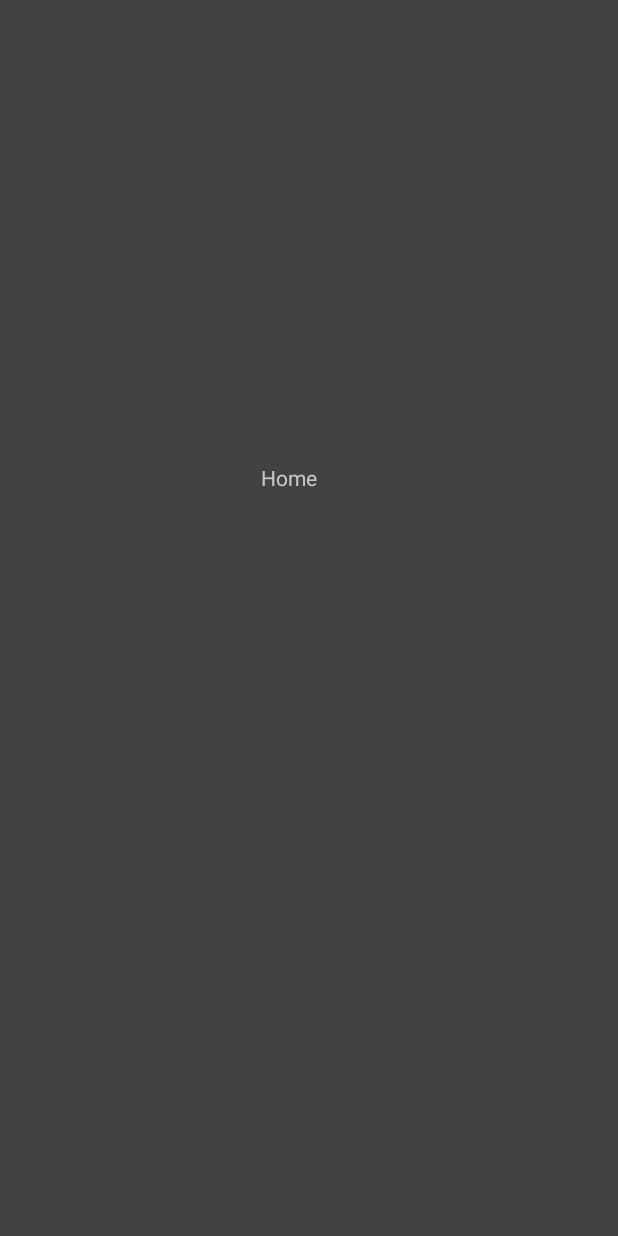
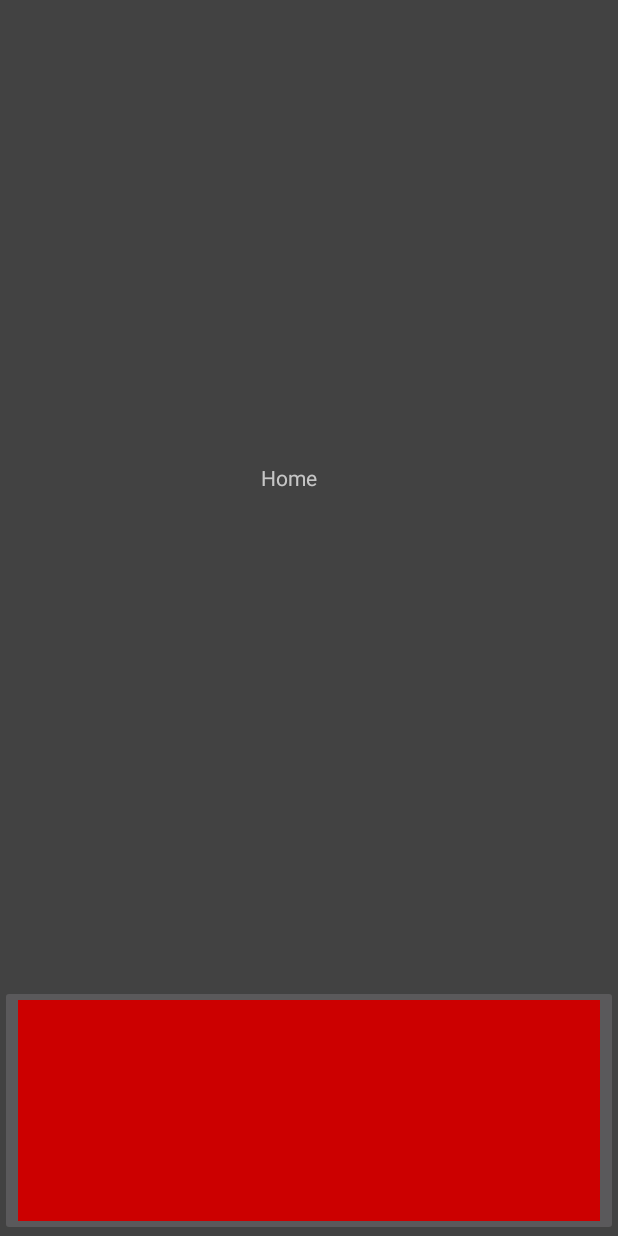
Before and after one commit to Josheyy/KeysightStudent, an Android app: the screen it shows after launch (MainActivity), on a phone screen of 412 x 824 dp. Before the commit the screen is almost empty. Run offline under Robolectric (Android 15) with nearby library versions, the phone set to English and light mode, and no system bars.

Commit message:
Added Basic Icons for navigation.
 - created placement opportunities button with link to the website (working)

Signed-off-by: Josheyy <45792150+Josheyy@users.noreply.github.com>

```diff
--- a/app/src/main/java/com/keysight/keysightstudent/HomeFragment.java
+++ b/app/src/main/java/com/keysight/keysightstudent/HomeFragment.java
@@ -4,18 +4,41 @@
 import android.support.annotation.NonNull;
 import android.support.annotation.Nullable;
 import android.support.v4.app.Fragment;
+import android.content.Intent;
 import android.view.LayoutInflater;
+import android.app.Activity;
 import android.view.View;
 import android.view.ViewGroup;
+import android.net.Uri;
+import android.widget.ImageButton;
+import android.widget.ImageView;
+import android.view.View.OnClickListener;
 
 public class HomeFragment extends Fragment {
 
+    private View view;
+
+
     @Override
     public View onCreateView(@NonNull LayoutInflater inflater, @Nullable ViewGroup container, @Nullable Bundle savedInstanceState) {
-        View view = inflater.inflate(R.layout.fragment_home, container, false);
-
+        view = inflater.inflate(R.layout.fragment_home, container, false);
         //Add on create methods here.
-
+        addPlacementListener();
         return view;
     }
+
+    public void addPlacementListener() {
+        ImageButton placementButton =(ImageButton)view.findViewById(R.id.placementButton);
+        placementButton.setOnClickListener(new View.OnClickListener(){
+            @Override
+            public void onClick(View v) {
+                Intent intent = new Intent();
+                intent.setAction(Intent.ACTION_VIEW);
+                intent.addCategory(Intent.CATEGORY_BROWSABLE);
+                intent.setData(Uri.parse("https://jobsearch.keysight.com/search/?q=UK&q2=&alertId=&title=&location=&shifttype=intern&department=&date="));
+                startActivity(intent);
+            }
+        });
+    }
+
 }
--- a/app/src/main/java/com/keysight/keysightstudent/MainActivity.java
+++ b/app/src/main/java/com/keysight/keysightstudent/MainActivity.java
@@ -32,32 +32,7 @@
         setContentView(R.layout.activity_main);
         init_navigation();
         init_fragment();
-
-
     }
-
-    protected void init_navigation() {
-        drawer = findViewById(R.id.drawer_layout);
-        toggle = new ActionBarDrawerToggle(
-                this, drawer, null, R.string.navigation_drawer_open, R.string.navigation_drawer_close);
-        drawer.addDrawerListener(toggle);
-        toggle.syncState();
-        navigationView = findViewById(R.id.navigation);
-        navigationView.setNavigationItemSelectedListener(this);
-    }
-
-    protected void init_fragment() {
-        Fragment fragment = new Fragment();
-        fragment.setArguments(getIntent().getExtras());
-        fragmentManager.beginTransaction().add(R.id.fragment_container, fragment).commit();
-        try {
-            fragment = HomeFragment.class.newInstance();
-        } catch(Exception e){
-            e.printStackTrace();
-        }
-        fragmentManager.beginTransaction().replace(R.id.fragment_container, fragment).commit();
-    }
-
 
     @Override
     public boolean onNavigationItemSelected(@NonNull MenuItem item) {
@@ -106,4 +81,25 @@
         }
     }
 
+    protected void init_navigation() {
+        drawer = findViewById(R.id.drawer_layout);
+        toggle = new ActionBarDrawerToggle(
+                this, drawer, null, R.string.navigation_drawer_open, R.string.navigation_drawer_close);
+        drawer.addDrawerListener(toggle);
+        toggle.syncState();
+        navigationView = findViewById(R.id.navigation);
+        navigationView.setNavigationItemSelectedListener(this);
+    }
+
+    protected void init_fragment() {
+        Fragment fragment = new Fragment();
+        fragment.setArguments(getIntent().getExtras());
+        fragmentManager.beginTransaction().add(R.id.fragment_container, fragment).commit();
+        try {
+            fragment = HomeFragment.class.newInstance();
+        } catch(Exception e){
+            e.printStackTrace();
+        }
+        fragmentManager.beginTransaction().replace(R.id.fragment_container, fragment).commit();
+    }
 }
--- a/app/src/main/res/layout/fragment_home.xml
+++ b/app/src/main/res/layout/fragment_home.xml
@@ -21,4 +21,15 @@
         app:layout_constraintEnd_toEndOf="parent"
         app:layout_constraintStart_toStartOf="parent"
         app:layout_constraintTop_toTopOf="parent" />
+
+    <ImageButton
+        android:id="@+id/placementButton"
+        android:layout_width="0dp"
+        android:layout_height="167dp"
+        android:clickable="true"
+        android:src="@android:color/holo_red_dark"
+        app:layout_constraintBottom_toBottomOf="parent"
+        app:layout_constraintEnd_toEndOf="parent"
+        app:layout_constraintHorizontal_bias="0.482"
+        app:layout_constraintStart_toStartOf="parent" />
 </android.support.constraint.ConstraintLayout>
--- a/app/src/main/res/menu/navigation.xml
+++ b/app/src/main/res/menu/navigation.xml
@@ -5,24 +5,23 @@
 
     <item
         android:id="@+id/navigation_close"
-        android:icon="@android:drawable/ic_menu_revert"
+        android:icon="@drawable/arrow_back"
         android:title="@string/title_close" />
     <item
         android:id="@+id/navigation_home"
-        android:icon="@drawable/ic_home_black_24dp"
+        android:icon="@drawable/home"
         android:title="@string/title_home" />
-
-    <item
-        android:id="@+id/navigation_about"
-        android:icon="@drawable/ic_dashboard_black_24dp"
-        android:title="@string/title_about" />
-
     <item
         android:id="@+id/navigation_edu"
-        android:icon="@drawable/ic_notifications_black_24dp"
+        android:icon="@drawable/school"
         android:title="@string/title_edu" />
     <item
         android:id="@+id/navigation_blog"
+        android:icon="@drawable/message"
         android:title="@string/title_blog" />
+    <item
+        android:id="@+id/navigation_about"
+        android:icon="@drawable/info"
+        android:title="@string/title_about" />
 
 </menu>
```
